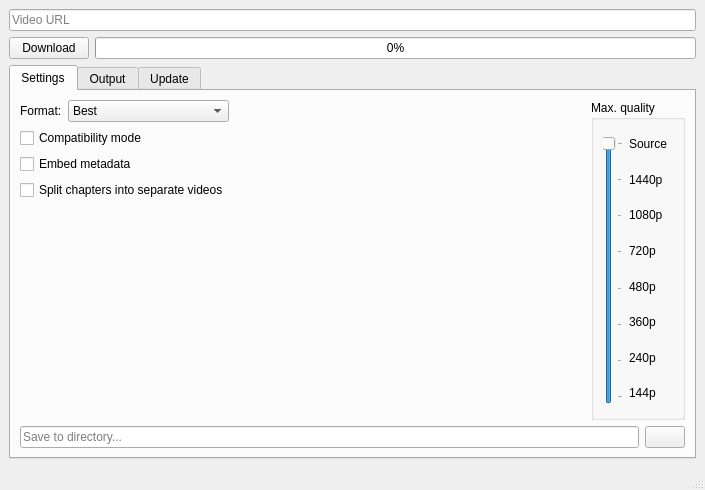
The window that MainWindow.ui (DrNAMa/FuzeVD3) describes before a commit, drawn with Qt 5.
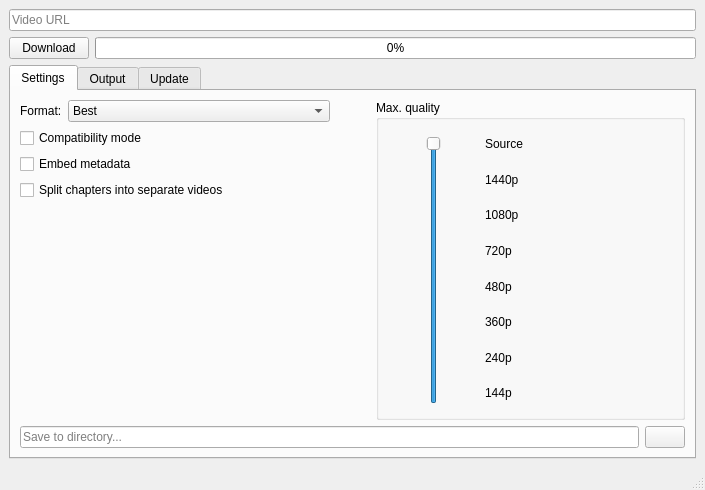
The same window after the commit. Icons and pictures are not drawn.

Commit message: Resources Update, Icon added (png)

What changed in the file:
```diff
--- a/MainWindow.ui
+++ b/MainWindow.ui
@@ -14,7 +14,7 @@
    <string>FuzeVD 3.0.0</string>
   </property>
   <property name="tabShape">
-   <enum>QTabWidget::TabShape::Triangular</enum>
+   <enum>QTabWidget::Rounded</enum>
   </property>
   <property name="dockNestingEnabled">
    <bool>false</bool>
@@ -205,7 +205,7 @@
           <item>
            <spacer name="horizontalSpacer">
             <property name="orientation">
-             <enum>Qt::Orientation::Horizontal</enum>
+             <enum>Qt::Vertical</enum>
             </property>
             <property name="sizeHint" stdset="0">
              <size>
@@ -307,11 +307,8 @@
                  <property name="value">
                   <number>7</number>
                  </property>
-                 <property name="orientation">
-                  <enum>Qt::Orientation::Vertical</enum>
-                 </property>
                  <property name="tickPosition">
-                  <enum>QSlider::TickPosition::TicksBelow</enum>
+                  <enum>QSlider::NoTicks</enum>
                  </property>
                  <property name="tickInterval">
                   <number>1</number>
```
Left out of the diff: 26 changed lines with no effect on the pictures.
